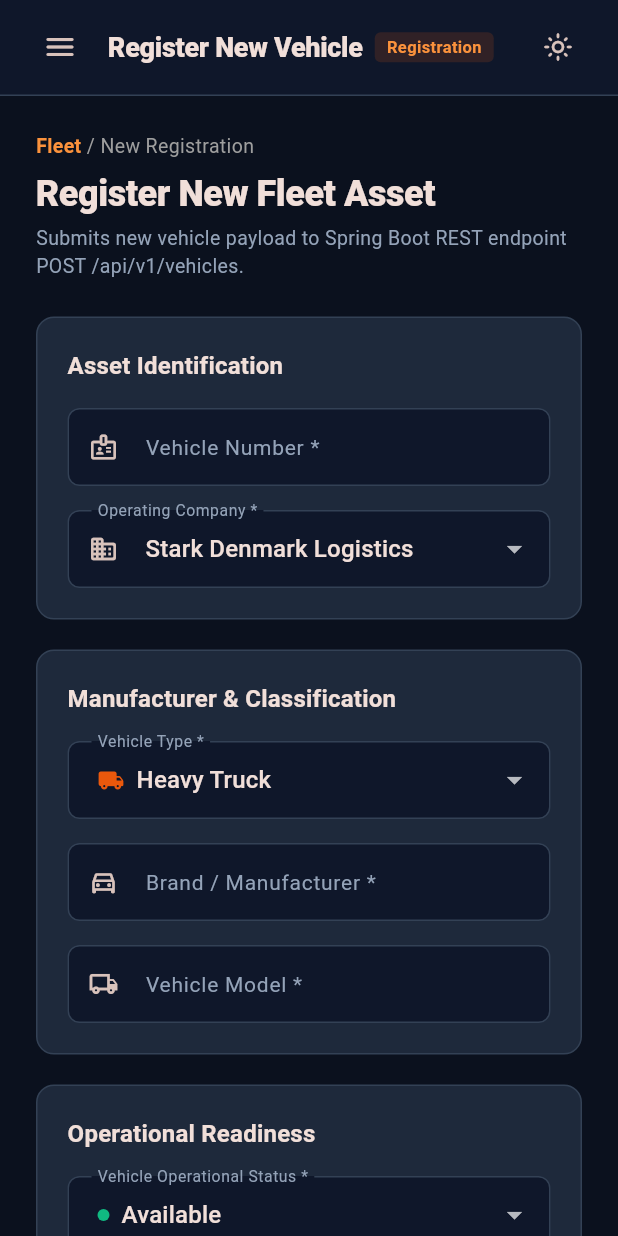
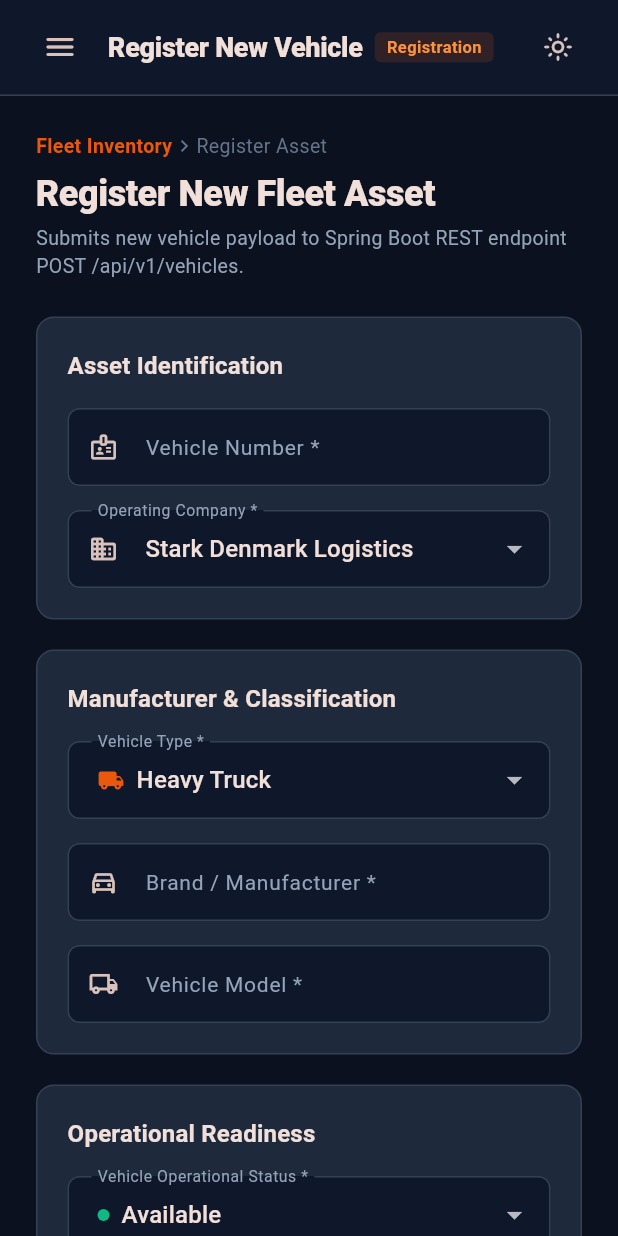
Before and after one commit to tanjiruldewan57-del/vms-frontend, a Flutter app: the VehicleFormScreen screen opened by its route, on a phone screen of 412 x 824 dp. Run offline on Flutter 3.47's test engine with Material 3 defaults, Android fonts, the phone set to English and light mode, and no system bars; our stand-ins replace dio, flutter_riverpod, go_router; accounts and stored records are empty; network calls fail.

Commit message:
feat: complete vehicle crud integration

```diff
--- a/lib/core/network/api_exception.dart
+++ b/lib/core/network/api_exception.dart
@@ -46,7 +46,11 @@ class ApiException implements Exception {
             final error = data['error'] as String?;
             final path = data['path'] as String?;
 
-            if (message.isEmpty || message == 'Unauthorized') {
+            if (statusCode == 409 ||
+                message.toLowerCase().contains('already exists') ||
+                message.toLowerCase().contains('duplicate')) {
+              message = 'Vehicle number already exists in the fleet';
+            } else if (message.isEmpty || message == 'Unauthorized') {
               if (statusCode == 401) {
                 message = 'Invalid email or password. Please verify your credentials.';
               } else {
@@ -79,9 +83,14 @@ class ApiException implements Exception {
           }
         }
         final statusCode = response?.statusCode;
-        final message = statusCode == 401
-            ? 'Invalid email or password. Please verify your credentials.'
-            : 'Server returned HTTP $statusCode error.';
+        final String message;
+        if (statusCode == 409) {
+          message = 'Vehicle number already exists in the fleet';
+        } else if (statusCode == 401) {
+          message = 'Invalid email or password. Please verify your credentials.';
+        } else {
+          message = 'Server returned HTTP $statusCode error.';
+        }
         return ApiException(
           statusCode: statusCode,
           message: message,
--- a/lib/features/vehicles/presentation/vehicle_form_screen.dart
+++ b/lib/features/vehicles/presentation/vehicle_form_screen.dart
@@ -6,7 +6,7 @@ import '../../../core/network/api_exception.dart';
 import '../../../core/theme/app_colors.dart';
 import '../../../core/widgets/app_card.dart';
 import '../../../core/widgets/responsive_layout.dart';
-import '../data/mock_vehicle_repository.dart';
+import '../data/vehicle_repository.dart';
 import '../domain/vehicle_model.dart';
 import 'vehicle_provider.dart';
 
@@ -29,6 +29,14 @@ class VehicleFormScreen extends ConsumerStatefulWidget {
 }
 
 class _VehicleFormScreenState extends ConsumerState<VehicleFormScreen> {
+  static const List<String> defaultCompanies = <String>[
+    'Stark Denmark Logistics',
+    'Stark Building Materials UK',
+    'Stark Deutschland GmbH',
+    'Stark Suomi Distribution',
+    'Stark Distribution Nordics',
+  ];
+
   final GlobalKey<FormState> _formKey = GlobalKey<FormState>();
 
   late final TextEditingController _vehicleNumberController;
@@ -39,6 +47,8 @@ class _VehicleFormScreenState extends ConsumerState<VehicleFormScreen> {
   String _selectedType = VehicleTypeHelper.defaultTypes.first;
   VehicleStatus _selectedStatus = VehicleStatus.available;
   bool _initializedFromExisting = false;
+  bool _isLoadingVehicle = false;
+  bool _loadFailed = false;
   bool _isSaving = false;
   String? _serverErrorMessage;
 
@@ -48,22 +58,28 @@ class _VehicleFormScreenState extends ConsumerState<VehicleFormScreen> {
     _vehicleNumberController = TextEditingController();
     _brandController = TextEditingController();
     _modelController = TextEditingController();
-    _selectedCompany = MockVehicleRepository.companies.first;
+    _selectedCompany = defaultCompanies.first;
   }
 
   @override
   void didChangeDependencies() {
     super.didChangeDependencies();
     if (widget.isEditMode && !_initializedFromExisting) {
+      _initializedFromExisting = true;
       _loadExistingVehicleData();
-      _initializedFromExisting = true;
     }
   }
 
-  void _loadExistingVehicleData() {
+  Future<void> _loadExistingVehicleData() async {
     final targetId = widget.parsedId;
-    if (targetId == null) return;
+    if (targetId == null) {
+      setState(() {
+        _loadFailed = true;
+      });
+      return;
+    }
 
+    // 1. Try to populate from in-memory state if available
     final vehicles = ref.read(vehicleListProvider).vehicles;
     final vehicle = vehicles.cast<VehicleModel?>().firstWhere(
           (VehicleModel? v) => v?.id == targetId,
@@ -71,13 +87,43 @@ class _VehicleFormScreenState extends ConsumerState<VehicleFormScreen> {
         );
 
     if (vehicle != null) {
+      _populateForm(vehicle);
+      return;
+    }
+
+    // 2. Fallback to fetching live from Spring Boot backend
+    setState(() {
+      _isLoadingVehicle = true;
+      _loadFailed = false;
+    });
+
+    try {
+      final fetched = await ref.read(vehicleRepositoryProvider).fetchVehicleById(targetId);
+      if (mounted) {
+        _populateForm(fetched);
+      }
+    } catch (_) {
+      if (mounted) {
+        setState(() {
+          _loadFailed = true;
+        });
+      }
+    } finally {
+      if (mounted) {
+        setState(() {
+          _isLoadingVehicle = false;
+        });
+      }
+    }
+  }
+
+  void _populateForm(VehicleModel vehicle) {
     _vehicleNumberController.text = vehicle.vehicleNumber;
     _brandController.text = vehicle.brand;
     _modelController.text = vehicle.model;
     _selectedCompany = vehicle.company;
     _selectedType = vehicle.type;
     _selectedStatus = vehicle.status;
-    }
   }
 
   @override
@@ -98,7 +144,7 @@ class _VehicleFormScreenState extends ConsumerState<VehicleFormScreen> {
       _serverErrorMessage = null;
     });
 
-    final company = _selectedCompany ?? MockVehicleRepository.companies.first;
+    final company = _selectedCompany ?? defaultCompanies.first;
 
     try {
       if (widget.isEditMode) {
@@ -118,6 +164,7 @@ class _VehicleFormScreenState extends ConsumerState<VehicleFormScreen> {
         );
 
         await ref.read(vehicleListProvider.notifier).updateVehicle(targetId, updated);
+        await ref.read(vehicleListProvider.notifier).loadVehicles();
 
         if (!mounted) return;
         ScaffoldMessenger.of(context).showSnackBar(
@@ -137,6 +184,7 @@ class _VehicleFormScreenState extends ConsumerState<VehicleFormScreen> {
         );
 
         final created = await ref.read(vehicleListProvider.notifier).createVehicle(newVehicle);
+        await ref.read(vehicleListProvider.notifier).loadVehicles();
 
         if (!mounted) return;
         ScaffoldMessenger.of(context).showSnackBar(
@@ -150,22 +198,33 @@ class _VehicleFormScreenState extends ConsumerState<VehicleFormScreen> {
       }
 
       if (!mounted) return;
+      if (context.canPop()) {
+        context.pop();
+      } else {
         context.go(AppConstants.routeVehicles);
+      }
     } on ApiException catch (e) {
+      final friendlyMessage = (e.statusCode == 409 ||
+              e.message.toLowerCase().contains('already exists') ||
+              e.message.toLowerCase().contains('duplicate') ||
+              e.message.toLowerCase().contains('conflict'))
+          ? 'Vehicle number already exists in the fleet'
+          : e.message;
+
       setState(() {
         _isSaving = false;
-        _serverErrorMessage = e.message;
+        _serverErrorMessage = friendlyMessage;
       });
       ScaffoldMessenger.of(context).showSnackBar(
         SnackBar(
-          content: Text('Error: ${e.message}'),
+          content: Text(friendlyMessage),
           backgroundColor: AppColors.statusOutOfService,
         ),
       );
     } catch (e) {
       setState(() {
         _isSaving = false;
-        _serverErrorMessage = e.toString();
+        _serverErrorMessage = 'An unexpected error occurred while saving the vehicle: $e';
       });
       ScaffoldMessenger.of(context).showSnackBar(
         SnackBar(
@@ -181,15 +240,24 @@ class _VehicleFormScreenState extends ConsumerState<VehicleFormScreen> {
     final theme = Theme.of(context);
     final isDesktop = ResponsiveLayout.isDesktop(context);
 
-    // If edit mode but vehicle was not found in provider
+    // If edit mode and loading vehicle details
     if (widget.isEditMode) {
-      final targetId = widget.parsedId;
-      final exists = targetId != null &&
-          ref.watch(vehicleListProvider).vehicles.any((VehicleModel v) => v.id == targetId);
-      if (!exists && !ref.watch(vehicleListProvider).isLoading) {
+      if (_isLoadingVehicle) {
+        return const Scaffold(
+          body: Center(
+            child: CircularProgressIndicator(
+              color: AppColors.starkOrange,
+            ),
+          ),
+        );
+      }
+      if (_loadFailed) {
         return _buildNotFoundState(context);
       }
     }
+
+    final liveCompanies = ref.watch(availableCompaniesProvider);
+    final companies = <String>{...defaultCompanies, ...liveCompanies}.toList()..sort();
 
     return Scaffold(
       body: SingleChildScrollView(
@@ -260,7 +328,7 @@ class _VehicleFormScreenState extends ConsumerState<VehicleFormScreen> {
                         labelText: 'Operating Company *',
                         prefixIcon: Icon(Icons.business_rounded, size: 20),
                       ),
-                      items: MockVehicleRepository.companies.map((String comp) {
+                      items: companies.map((String comp) {
                         return DropdownMenuItem<String>(
                           value: comp,
                           child: Text(
@@ -416,51 +484,48 @@ class _VehicleFormScreenState extends ConsumerState<VehicleFormScreen> {
                   },
                 ),
               ),
-              const SizedBox(height: 28),
+              const SizedBox(height: 32),
 
-              // Bottom Action Buttons
+              // Bottom Actions Bar
               Row(
                 mainAxisAlignment: MainAxisAlignment.end,
                 children: [
                   OutlinedButton(
-                    onPressed: _isSaving ? null : () => context.go(AppConstants.routeVehicles),
-                    style: OutlinedButton.styleFrom(
-                      padding: const EdgeInsets.symmetric(horizontal: 20, vertical: 14),
-                    ),
+                    onPressed: _isSaving
+                        ? null
+                        : () {
+                            if (context.canPop()) {
+                              context.pop();
+                            } else {
+                              context.go(AppConstants.routeVehicles);
+                            }
+                          },
                     child: const Text('Cancel'),
                   ),
                   const SizedBox(width: 12),
-                  Flexible(
-                    child: FilledButton.icon(
+                  FilledButton.icon(
+                    style: FilledButton.styleFrom(
+                      backgroundColor: AppColors.starkOrange,
+                      padding: const EdgeInsets.symmetric(horizontal: 24, vertical: 14),
+                    ),
                     icon: _isSaving
                         ? const SizedBox(
-                              width: 16,
-                              height: 16,
-                              child: CircularProgressIndicator(
-                                strokeWidth: 2,
-                                color: Colors.white,
-                              ),
+                            width: 18,
+                            height: 18,
+                            child: CircularProgressIndicator(strokeWidth: 2, color: Colors.white),
                           )
-                          : Icon(
-                              widget.isEditMode ? Icons.check_circle_rounded : Icons.save_rounded,
-                              size: 18,
-                            ),
+                        : const Icon(Icons.save_rounded, size: 18),
                     label: Text(
                       _isSaving
-                            ? 'Saving to Backend...'
-                            : (widget.isEditMode ? 'Update Vehicle' : 'Register Vehicle'),
-                        maxLines: 1,
-                        overflow: TextOverflow.ellipsis,
-                      ),
-                      style: FilledButton.styleFrom(
-                        padding: const EdgeInsets.symmetric(horizontal: 24, vertical: 14),
+                          ? 'Persisting to Database...'
+                          : (widget.isEditMode ? 'Update Vehicle Asset' : 'Register Vehicle'),
+                      style: const TextStyle(fontWeight: FontWeight.w700),
                     ),
                     onPressed: _isSaving ? null : _handleSave,
                   ),
-                  ),
                 ],
               ),
-              const SizedBox(height: 32),
+              const SizedBox(height: 48),
             ],
           ),
         ),
@@ -475,24 +540,29 @@ class _VehicleFormScreenState extends ConsumerState<VehicleFormScreen> {
         Row(
           children: [
             InkWell(
-              onTap: () => context.go(AppConstants.routeVehicles),
+              onTap: () {
+                if (context.canPop()) {
+                  context.pop();
+                } else {
+                  context.go(AppConstants.routeVehicles);
+                }
+              },
               borderRadius: BorderRadius.circular(4),
               child: const Text(
-                'Fleet',
+                'Fleet Inventory',
                 style: TextStyle(
-                  color: AppColors.starkOrangeLight,
+                  color: AppColors.starkOrange,
                   fontWeight: FontWeight.w600,
                   fontSize: 13,
                 ),
               ),
             ),
-            const Text(' / ', style: TextStyle(color: Colors.grey, fontSize: 13)),
-            Flexible(
-              child: Text(
-                widget.isEditMode ? 'Edit Vehicle' : 'New Registration',
-                maxLines: 1,
-                overflow: TextOverflow.ellipsis,
-                style: const TextStyle(color: Colors.grey, fontSize: 13),
+            const Icon(Icons.chevron_right, size: 16, color: AppColors.darkTextMuted),
+            Text(
+              widget.isEditMode ? 'Edit Vehicle' : 'Register Asset',
+              style: const TextStyle(
+                color: AppColors.darkTextMuted,
+                fontSize: 13,
               ),
             ),
           ],
@@ -594,7 +664,13 @@ class _VehicleFormScreenState extends ConsumerState<VehicleFormScreen> {
               ),
               const SizedBox(height: 20),
               FilledButton(
-                onPressed: () => context.go(AppConstants.routeVehicles),
+                onPressed: () {
+                  if (context.canPop()) {
+                    context.pop();
+                  } else {
+                    context.go(AppConstants.routeVehicles);
+                  }
+                },
                 child: const Text('Back to Fleet Inventory'),
               ),
             ],
--- a/lib/features/vehicles/presentation/vehicle_provider.dart
+++ b/lib/features/vehicles/presentation/vehicle_provider.dart
@@ -1,6 +1,5 @@
 import 'package:flutter_riverpod/flutter_riverpod.dart';
 import '../../../core/network/api_exception.dart';
-import '../data/mock_vehicle_repository.dart';
 import '../data/vehicle_repository.dart';
 import '../domain/vehicle_model.dart';
 import 'vehicle_state.dart';
@@ -216,13 +215,13 @@ final vehicleStatsProvider = Provider<VehicleFleetStats>((ref) {
   );
 });
 
-/// Provides the list of unique operating companies present in the fleet.
+/// Provides the list of unique operating companies present in the live fleet.
 final availableCompaniesProvider = Provider<List<String>>((ref) {
   final vehicleState = ref.watch(vehicleListProvider);
-  final set = <String>{...MockVehicleRepository.companies};
+  final set = <String>{};
   for (final v in vehicleState.vehicles) {
-    if (v.company.isNotEmpty) {
-      set.add(v.company);
+    if (v.company.trim().isNotEmpty) {
+      set.add(v.company.trim());
     }
   }
   final list = set.toList();
--- a/lib/features/vehicles/presentation/widgets/vehicle_table.dart
+++ b/lib/features/vehicles/presentation/widgets/vehicle_table.dart
@@ -326,9 +326,9 @@ class VehicleTable extends ConsumerWidget {
       context: context,
       builder: (BuildContext dialogContext) {
         return AlertDialog(
-          title: const Text('Confirm Asset Deletion'),
-          content: Text(
-            'Are you sure you want to permanently delete vehicle "${vehicle.displayName}" (${vehicle.vehicleNumber}) from the Spring Boot database?',
+          title: const Text('Delete Vehicle'),
+          content: const Text(
+            'Are you sure you want to delete this vehicle?',
           ),
           actions: [
             TextButton(
```
Also changed, not shown: 1 other file. Lines whose indentation alone changed are shown as unchanged.
